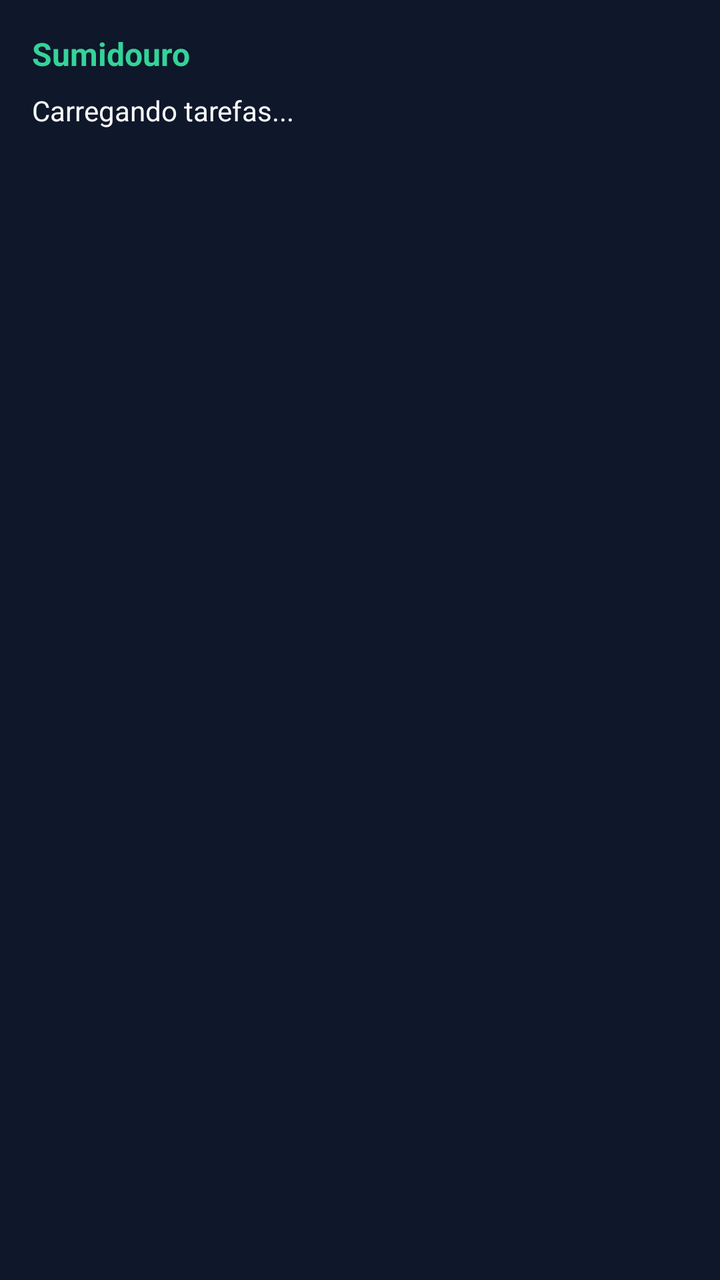
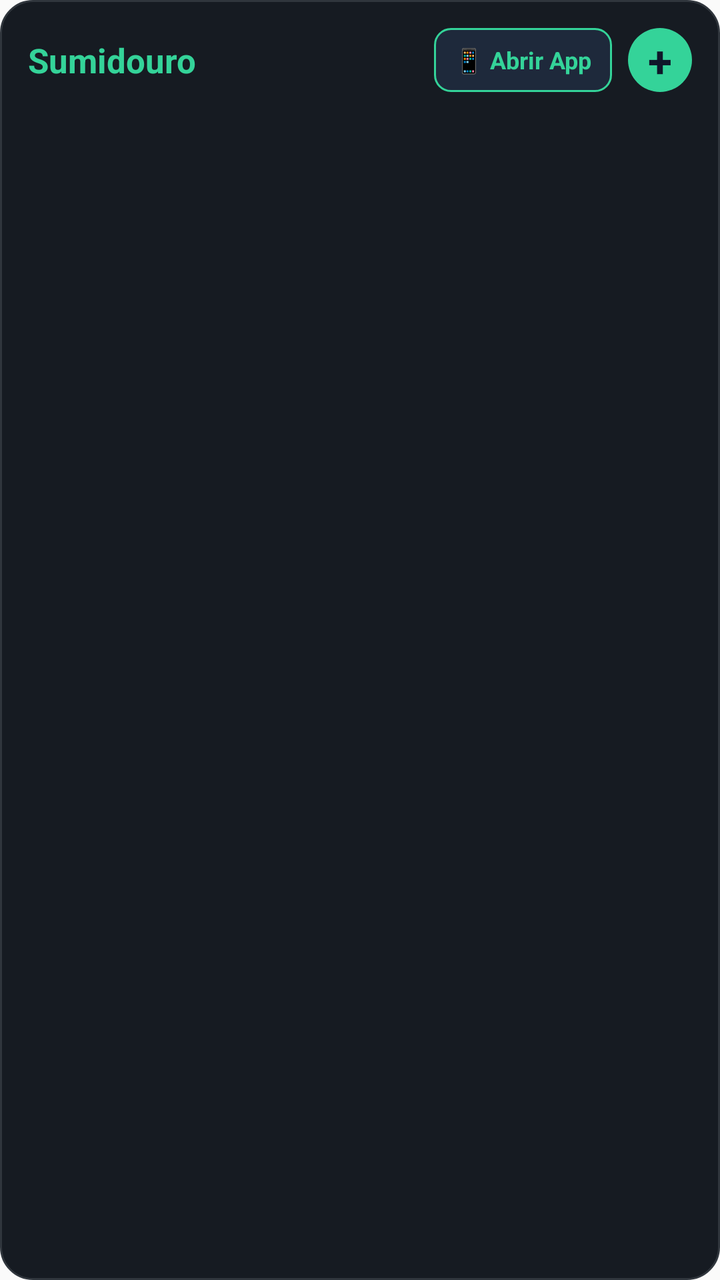

Screens rendered from an Android XML layout before and after an edit, with the pre-edit source and the edit as a unified diff.
<!-- AndroidManifest.xml: application theme AppTheme -->
<!-- res/layout/sumidouro_widget.xml -->
<LinearLayout xmlns:android="http://schemas.android.com/apk/res/android"
    android:id="@+id/widget_container"
    android:layout_width="match_parent"
    android:layout_height="match_parent"
    android:background="#0f172a"
    android:orientation="vertical"
    android:padding="16dp">

    <TextView
        android:layout_width="wrap_content"
        android:layout_height="wrap_content"
        android:text="Sumidouro"
        android:textColor="#34d399"
        android:textSize="16sp"
        android:textStyle="bold"
        android:layout_marginBottom="8dp" />

    <TextView
        android:id="@+id/appwidget_text"
        android:layout_width="match_parent"
        android:layout_height="wrap_content"
        android:text="Carregando tarefas..."
        android:textColor="#f8fafc"
        android:textSize="14sp" />
</LinearLayout>
<!-- resources referenced by this layout -->
<resources>
  <style name="AppTheme" parent="Theme.AppCompat.Light.DarkActionBar">
          
          <item name="colorPrimary">@color/colorPrimary</item>
          <item name="colorPrimaryDark">@color/colorPrimaryDark</item>
          <item name="colorAccent">@color/colorAccent</item>
      </style>
</resources>

<!-- the commit's change to res/layout/sumidouro_widget.xml (unified diff, before → after) -->
@@ -1,25 +1,93 @@
-<LinearLayout xmlns:android="http://schemas.android.com/apk/res/android"
+<?xml version="1.0" encoding="utf-8"?>
+<RelativeLayout xmlns:android="http://schemas.android.com/apk/res/android"
     android:id="@+id/widget_container"
     android:layout_width="match_parent"
     android:layout_height="match_parent"
-    android:background="#0f172a"
-    android:orientation="vertical"
-    android:padding="16dp">
+    android:background="@drawable/notebook_background"
+    android:padding="14dp">
 
-    <TextView
-        android:layout_width="wrap_content"
-        android:layout_height="wrap_content"
-        android:text="Sumidouro"
-        android:textColor="#34d399"
-        android:textSize="16sp"
-        android:textStyle="bold"
-        android:layout_marginBottom="8dp" />
-
-    <TextView
-        android:id="@+id/appwidget_text"
+    
+    <RelativeLayout
+        android:id="@+id/widget_header"
         android:layout_width="match_parent"
         android:layout_height="wrap_content"
-        android:text="Carregando tarefas..."
-        android:textColor="#f8fafc"
-        android:textSize="14sp" />
-</LinearLayout>
+        android:layout_marginBottom="10dp">
+
+        <TextView
+            android:id="@+id/widget_title"
+            android:layout_width="wrap_content"
+            android:layout_height="wrap_content"
+            android:layout_alignParentStart="true"
+            android:layout_centerVertical="true"
+            android:text="Sumidouro"
+            android:textColor="#34D399"
+            android:textSize="17sp"
+            android:textStyle="bold" />
+
+        <LinearLayout
+            android:layout_width="wrap_content"
+            android:layout_height="wrap_content"
+            android:layout_alignParentEnd="true"
+            android:layout_centerVertical="true"
+            android:gravity="center_vertical"
+            android:orientation="horizontal">
+
+            
+            <TextView
+                android:id="@+id/btn_open_app"
+                android:layout_width="wrap_content"
+                android:layout_height="32dp"
+                android:layout_marginEnd="8dp"
+                android:background="@drawable/bg_app_button"
+                android:clickable="true"
+                android:focusable="true"
+                android:gravity="center"
+                android:paddingStart="10dp"
+                android:paddingEnd="10dp"
+                android:text="📱 Abrir App"
+                android:textColor="#34D399"
+                android:textSize="12sp"
+                android:textStyle="bold" />
+
+            
+            <TextView
+                android:id="@+id/btn_add_task"
+                android:layout_width="32dp"
+                android:layout_height="32dp"
+                android:background="@drawable/bg_add_button"
+                android:clickable="true"
+                android:focusable="true"
+                android:gravity="center"
+                android:text="+"
+                android:textColor="#0F172A"
+                android:textSize="22sp"
+                android:textStyle="bold" />
+        </LinearLayout>
+    </RelativeLayout>
+
+    
+    <FrameLayout
+        android:layout_width="match_parent"
+        android:layout_height="match_parent"
+        android:layout_below="@id/widget_header">
+
+        <ListView
+            android:id="@+id/widget_list_view"
+            android:layout_width="match_parent"
+            android:layout_height="match_parent"
+            android:divider="@null"
+            android:dividerHeight="0dp"
+            android:scrollbars="none" />
+
+        <TextView
+            android:id="@+id/empty_view"
+            android:layout_width="wrap_content"
+            android:layout_height="wrap_content"
+            android:layout_gravity="center"
+            android:gravity="center"
+            android:text="Tudo limpo! ✨"
+            android:textColor="#64748B"
+            android:textSize="14sp"
+            android:visibility="gone" />
+    </FrameLayout>
+</RelativeLayout>
<!-- resource entries referenced after the edit -->
@@ -1,5 +1,32 @@
 <!-- resources referenced by this layout -->
 <resources>
+  <!-- drawable bg_add_button (drawable) -->
+  <?xml version="1.0" encoding="utf-8"?>
+  <shape xmlns:android="http://schemas.android.com/apk/res/android"
+      android:shape="oval">
+      <solid android:color="#34D399" />
+      <size
+          android:width="32dp"
+          android:height="32dp" />
+  </shape>
+  <!-- drawable bg_app_button (drawable) -->
+  <?xml version="1.0" encoding="utf-8"?>
+  <shape xmlns:android="http://schemas.android.com/apk/res/android"
+      android:shape="rectangle">
+      <solid android:color="#1E293B" />
+      <stroke android:width="1dp" android:color="#34D399" />
+      <corners android:radius="8dp" />
+  </shape>
+  <!-- drawable notebook_background (drawable) -->
+  <?xml version="1.0" encoding="utf-8"?>
+  <shape xmlns:android="http://schemas.android.com/apk/res/android"
+      android:shape="rectangle">
+      <corners android:radius="16dp" />
+      <solid android:color="#161B22" />
+      <stroke
+          android:width="1dp"
+          android:color="#30363D" />
+  </shape>
   <style name="AppTheme" parent="Theme.AppCompat.Light.DarkActionBar">
           
           <item name="colorPrimary">@color/colorPrimary</item>
